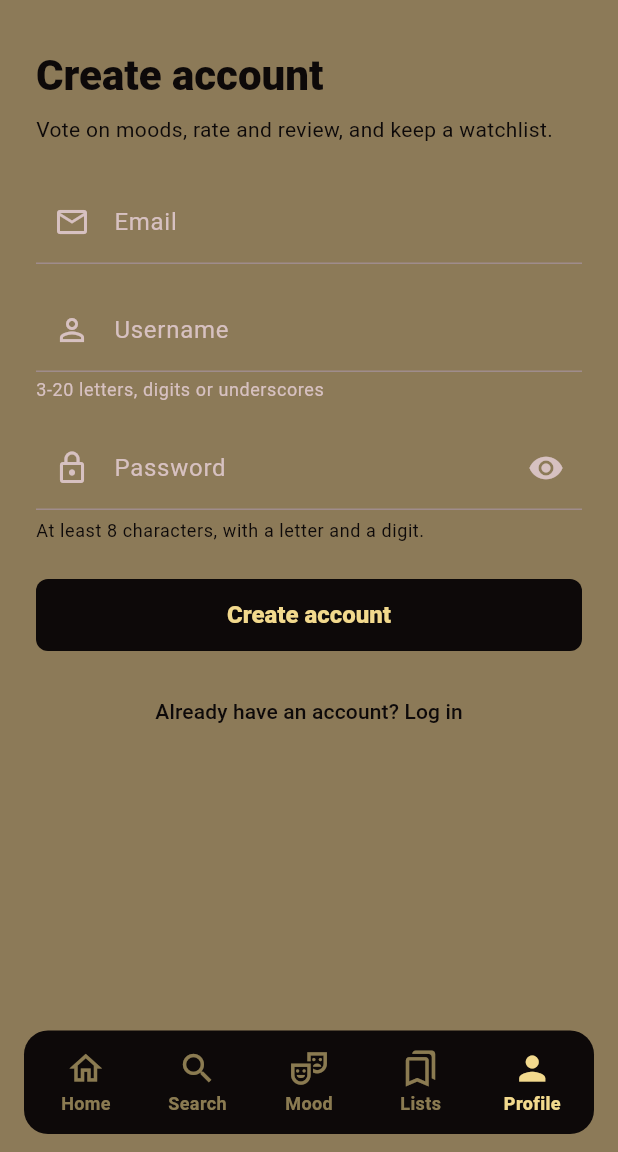
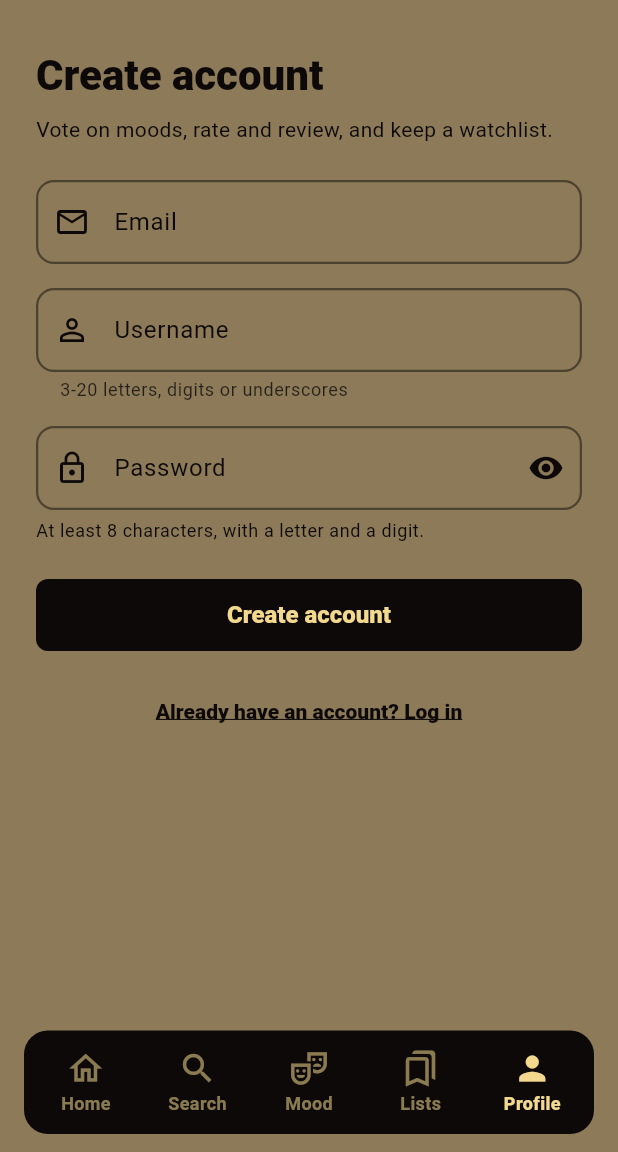
Before and after one commit to thaiHnguyen/CMPE137Project, a Flutter app: the screen it shows after launch, item 5 of the bottom bar chosen, after a tap on "Create account", on a phone screen of 412 x 824 dp, the part 84-1236 px from its top. Run offline on Flutter 3.47's test engine with Material 3 defaults, Android fonts, the phone set to English and light mode, and no system bars; our stand-ins replace flutter_dotenv, shared_preferences; network calls fail.

Commit message:
Form fields, error text and text links use each theme's readable text color (bodyText). Flutter's default red errors and button-colored links were hard to read on some themes.

```diff
--- a/NoiReel/lib/theme/noireel_theme.dart
+++ b/NoiReel/lib/theme/noireel_theme.dart
@@ -154,6 +154,12 @@ class NoiReelPalette {
   /// text, the app bar) pick up these colors automatically
   ThemeData toThemeData() => _built[name] ??= _buildThemeData();
 
+  static OutlineInputBorder _fieldBorder(Color color, double width) =>
+      OutlineInputBorder(
+        borderRadius: BorderRadius.circular(12),
+        borderSide: BorderSide(color: color, width: width),
+      );
+
   ThemeData _buildThemeData() {
     final brightness = isDark ? Brightness.dark : Brightness.light;
     final scheme =
@@ -224,8 +230,42 @@ class NoiReelPalette {
         ),
       ),
       elevatedButtonTheme: ElevatedButtonThemeData(style: buttonStyle),
-      // Sheets (like the theme picker) use the screen background, so
-      // bodyText stays readable on them
+      // Text links (e.g. "Create one") sit on the background, so they use bodyText
+      textButtonTheme: TextButtonThemeData(
+        style: TextButton.styleFrom(
+          foregroundColor: bodyText,
+          textStyle: const TextStyle(
+            fontWeight: FontWeight.w800,
+            decoration: TextDecoration.underline,
+          ),
+        ),
+      ),
+      // Form fields: outlines, labels, icons and error text in bodyText so
+      // they read on every background. Flutter's default error red is
+      // hard to read on some themes, so errors are bold bodyText instead
+      inputDecorationTheme: InputDecorationTheme(
+        labelStyle: TextStyle(color: bodyText),
+        floatingLabelStyle: TextStyle(
+          color: bodyText,
+          fontWeight: FontWeight.w700,
+        ),
+        helperStyle: TextStyle(color: bodyText.withValues(alpha: 0.8)),
+        hintStyle: TextStyle(color: bodyText.withValues(alpha: 0.6)),
+        errorStyle: TextStyle(color: bodyText, fontWeight: FontWeight.w700),
+        prefixIconColor: bodyText,
+        suffixIconColor: bodyText,
+        enabledBorder: _fieldBorder(bodyText.withValues(alpha: 0.5), 1.5),
+        focusedBorder: _fieldBorder(bodyText, 2.5),
+        errorBorder: _fieldBorder(bodyText, 2.5),
+        focusedErrorBorder: _fieldBorder(bodyText, 3),
+        disabledBorder: _fieldBorder(bodyText.withValues(alpha: 0.3), 1.5),
+      ),
+      textSelectionTheme: TextSelectionThemeData(
+        cursorColor: bodyText,
+        selectionColor: bodyText.withValues(alpha: 0.3),
+        selectionHandleColor: bodyText,
+      ),
+      // Sheets use the screen background, so bodyText stays readable on them
       bottomSheetTheme: BottomSheetThemeData(
         backgroundColor: background,
         dragHandleColor: bodyText,
```
